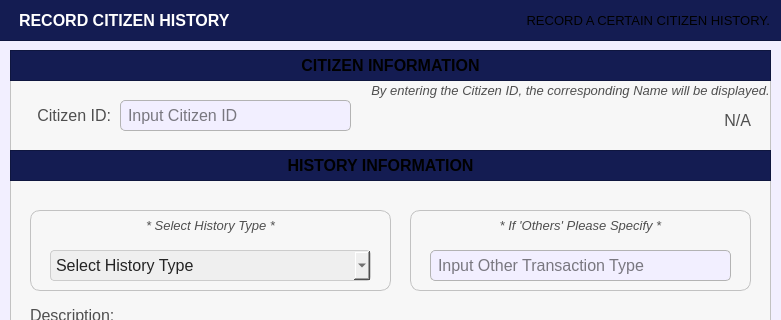
First picture: the form in Views/PopUp/Screen_HistoryRecords/record_citizen_history.ui, repository Yohhannn/Barangay-Records-Statistics-System, before the edit; both pictures show x 0 to 781 and y 0 to 320 of the 781 by 583 pixel window.
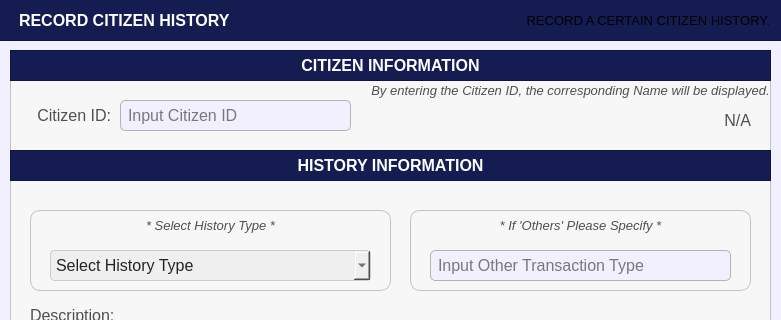
Second picture: the form after the edit. Icons and pictures are not drawn.

What changed in the file:
```diff
--- a/Views/PopUp/Screen_HistoryRecords/record_citizen_history.ui
+++ b/Views/PopUp/Screen_HistoryRecords/record_citizen_history.ui
@@ -543,7 +543,7 @@
       <rect>
        <x>0</x>
        <y>0</y>
-       <width>741</width>
+       <width>761</width>
        <height>31</height>
       </rect>
      </property>
@@ -555,7 +555,7 @@
       </font>
      </property>
      <property name="styleSheet">
-      <string notr="true">#label_title{
+      <string notr="true">#label_title_3{
 	background-color:transparent;
 	color: rgb(255, 255, 255);
 }</string>
@@ -725,7 +725,7 @@
       </font>
      </property>
      <property name="styleSheet">
-      <string notr="true">#label_title{
+      <string notr="true">#label_title_4{
 	background-color:transparent;
 	color: rgb(255, 255, 255);
 }</string>
```
